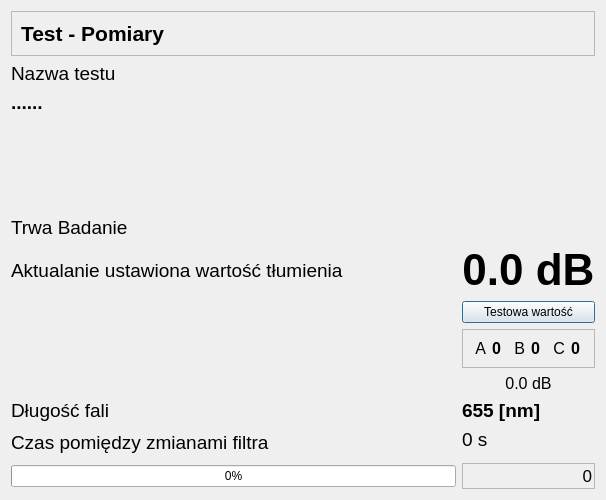
Qt form CzujkiLinioweApp/oknobadaniatlumienia.ui (wiacekmarcin/CzujkiLiniowe) before a commit.
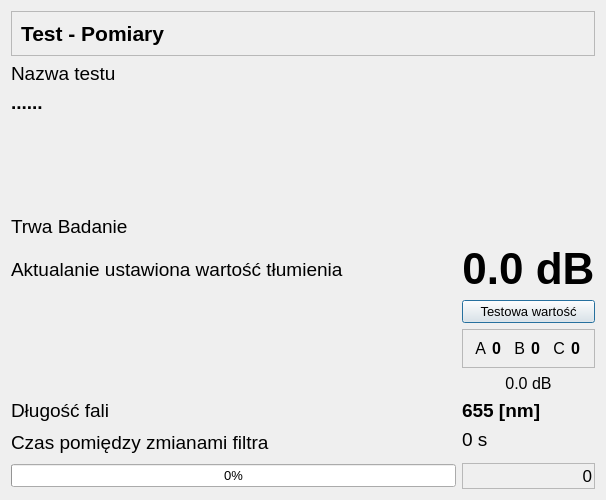
The same form after that commit.

```diff
--- a/CzujkiLinioweApp/oknobadaniatlumienia.ui
+++ b/CzujkiLinioweApp/oknobadaniatlumienia.ui
@@ -22,6 +22,12 @@
     <height>1200</height>
    </size>
   </property>
+  <property name="font">
+   <font>
+    <family>Arial</family>
+    <pointsize>10</pointsize>
+   </font>
+  </property>
   <property name="windowTitle">
    <string>Test - badanie wartości tłumienia</string>
   </property>
@@ -263,6 +269,7 @@
     <widget class="QLabel" name="eBadanie">
      <property name="font">
       <font>
+       <family>Arial</family>
        <pointsize>14</pointsize>
       </font>
      </property>
@@ -278,6 +285,7 @@
     <widget class="QLabel" name="etlumienie">
      <property name="font">
       <font>
+       <family>Arial</family>
        <pointsize>14</pointsize>
       </font>
      </property>
@@ -297,8 +305,8 @@
     <widget class="QLabel" name="tlumienie">
      <property name="font">
       <font>
+       <family>Arial</family>
        <pointsize>33</pointsize>
-       <weight>75</weight>
        <bold>true</bold>
       </font>
      </property>
```
Left out of the diff: 21 changed lines with no effect on the pictures.
